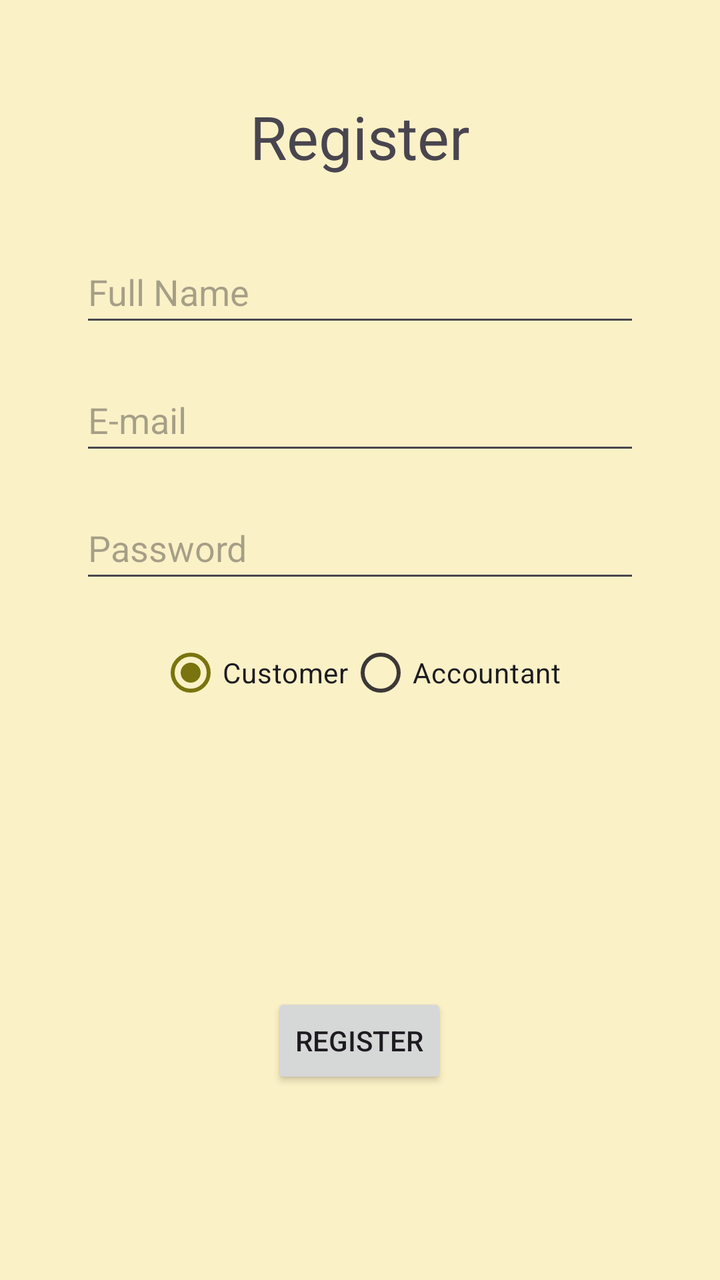
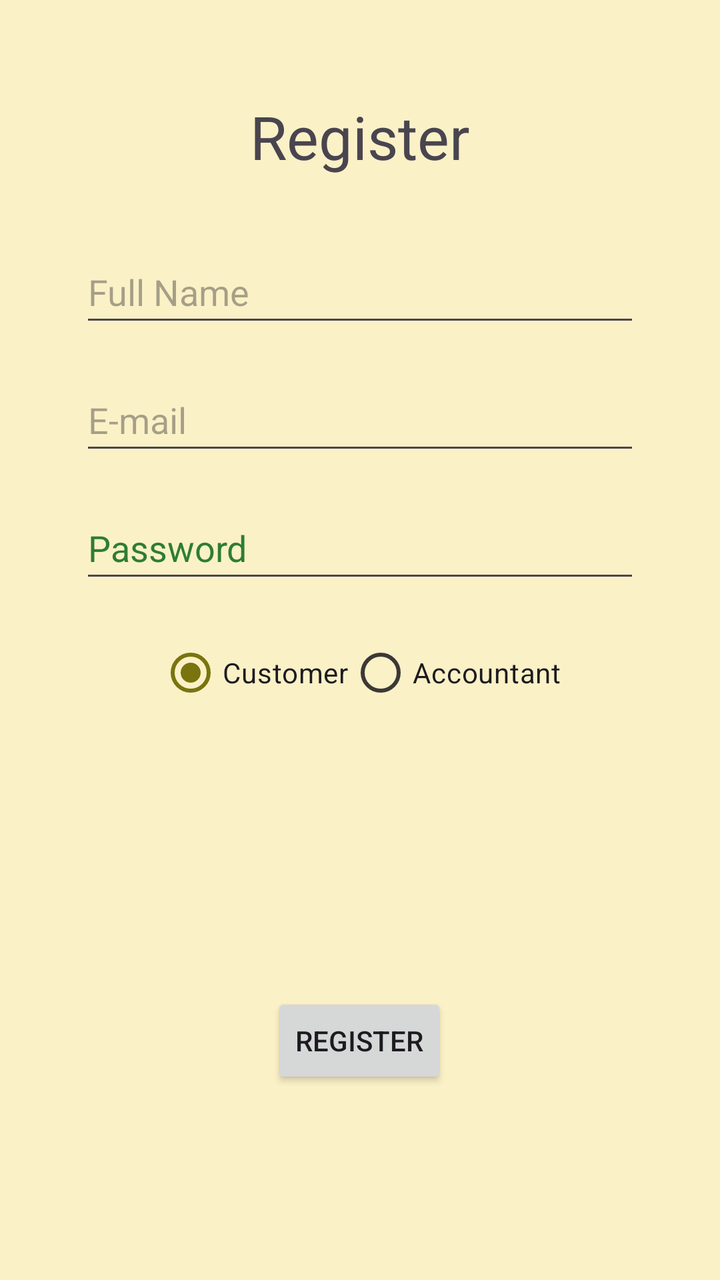

An Android layout rendered at two revisions. The XML below is the earlier revision; the diff shows what the commit changed to produce the second picture.
<!-- AndroidManifest.xml: application theme Theme.ReceiptFlow -->
<!-- res/layout/activity_register.xml -->
<?xml version="1.0" encoding="utf-8"?>
<androidx.constraintlayout.widget.ConstraintLayout xmlns:android="http://schemas.android.com/apk/res/android"
    xmlns:app="http://schemas.android.com/apk/res-auto"
    xmlns:tools="http://schemas.android.com/tools"
    android:id="@+id/main"
    android:layout_width="match_parent"
    android:layout_height="match_parent"
    android:padding="16dp"
    tools:context=".RegisterActivity">

    <com.google.android.material.textview.MaterialTextView
        android:id="@+id/register_LBL_title"
        android:layout_width="wrap_content"
        android:layout_height="wrap_content"
        android:text="@string/register"
        android:textSize="30sp"
        android:layout_marginTop="32dp"
        app:layout_constraintEnd_toEndOf="parent"
        app:layout_constraintStart_toStartOf="parent"
        app:layout_constraintTop_toTopOf="parent" />

    <androidx.appcompat.widget.AppCompatEditText
        android:id="@+id/register_ET_fullName"
        android:layout_width="@dimen/editText_width"
        android:layout_height="@dimen/editText_height"
        android:layout_marginTop="32dp"
        android:hint="@string/full_name"
        android:inputType="textPersonName"
        app:layout_constraintEnd_toEndOf="parent"
        app:layout_constraintStart_toStartOf="parent"
        app:layout_constraintTop_toBottomOf="@id/register_LBL_title" />

    <androidx.appcompat.widget.AppCompatEditText
        android:id="@+id/register_ET_email"
        android:layout_width="@dimen/editText_width"
        android:layout_height="@dimen/editText_height"
        android:layout_marginTop="16dp"
        android:hint="@string/e_mail"
        android:inputType="textEmailAddress"
        app:layout_constraintEnd_toEndOf="parent"
        app:layout_constraintStart_toStartOf="parent"
        app:layout_constraintTop_toBottomOf="@id/register_ET_fullName" />

    <androidx.appcompat.widget.AppCompatEditText
        android:id="@+id/register_ET_password"
        android:layout_width="@dimen/editText_width"
        android:layout_height="@dimen/editText_height"
        android:layout_marginTop="16dp"
        android:hint="@string/password"
        android:inputType="textPassword"
        app:layout_constraintEnd_toEndOf="parent"
        app:layout_constraintStart_toStartOf="parent"
        app:layout_constraintTop_toBottomOf="@id/register_ET_email" />

    <RadioGroup
        android:id="@+id/register_RG_Role"
        android:layout_width="wrap_content"
        android:layout_height="wrap_content"
        android:layout_marginTop="16dp"
        android:orientation="horizontal"
        app:layout_constraintEnd_toEndOf="parent"
        app:layout_constraintStart_toStartOf="parent"
        app:layout_constraintTop_toBottomOf="@id/register_ET_password">

        <RadioButton
            android:id="@+id/register_radioCustomer"
            android:layout_width="wrap_content"
            android:layout_height="wrap_content"
            android:checked="true"
            android:text="@string/customer" />

        <RadioButton
            android:id="@+id/register_radioAccountant"
            android:layout_width="wrap_content"
            android:layout_height="wrap_content"
            android:text="@string/accountant" />
    </RadioGroup>

    <androidx.appcompat.widget.AppCompatButton
        android:id="@+id/register_BTN_send"
        android:layout_width="wrap_content"
        android:layout_height="wrap_content"
        android:layout_marginTop="136dp"
        android:text="@string/register"
        app:layout_constraintEnd_toEndOf="parent"
        app:layout_constraintHorizontal_bias="0.498"
        app:layout_constraintStart_toStartOf="parent"
        app:layout_constraintTop_toBottomOf="@id/register_RG_Role" />

    <ProgressBar
        android:id="@+id/register_progressBar"
        android:layout_width="wrap_content"
        android:layout_height="wrap_content"
        android:visibility="gone"
        app:layout_constraintBottom_toBottomOf="parent"
        app:layout_constraintEnd_toEndOf="parent"
        app:layout_constraintStart_toStartOf="parent"
        app:layout_constraintTop_toTopOf="parent" />

</androidx.constraintlayout.widget.ConstraintLayout>
<!-- resources referenced by this layout -->
<resources>
  <dimen name="editText_height">48dp</dimen>
  <dimen name="editText_width">280dp</dimen>
  <string name="accountant">Accountant</string>
  <string name="customer">Customer</string>
  <string name="e_mail">E-mail</string>
  <string name="full_name">Full Name</string>
  <string name="password">Password</string>
  <string name="register">Register</string>
  <style name="Theme.ReceiptFlow" parent="Base.Theme.ReceiptFlow" />
  <style name="Base.Theme.ReceiptFlow" parent="Theme.Material3.DayNight.NoActionBar">
          <item name="colorPrimary">@color/gruvbox_light_green</item>
          <item name="colorOnPrimary">@color/gruvbox_light_bg</item>
          <item name="colorSecondary">@color/gruvbox_light_blue</item>
          <item name="colorOnSecondary">@color/gruvbox_light_bg</item>
          <item name="colorTertiary">@color/gruvbox_light_aqua</item>
          <item name="colorOnTertiary">@color/gruvbox_light_bg</item>
  
          <item name="android:windowBackground">@color/gruvbox_light_bg</item>
          <item name="colorSurface">@color/gruvbox_light_bg_soft</item>
          <item name="colorOnSurface">@color/gruvbox_light_fg</item>
          <item name="colorSurfaceVariant">@color/gruvbox_light_bg_soft</item>
          <item name="colorOnSurfaceVariant">@color/gruvbox_light_fg</item>
          <item name="colorSurfaceContainer">@color/gruvbox_light_bg_soft</item>
  
          <item name="colorError">@color/gruvbox_light_red</item>
          <item name="colorOnError">@color/gruvbox_light_bg</item>
          <item name="colorOutline">@color/gruvbox_light_gray</item>
      </style>
  <color name="gruvbox_light_green">#79740e</color>
  <color name="gruvbox_light_bg">#fbf1c7</color>
  <color name="gruvbox_light_blue">#076678</color>
  <color name="gruvbox_light_aqua">#427b58</color>
  <color name="gruvbox_light_bg_soft">#f2e5bc</color>
  <color name="gruvbox_light_fg">#3c3836</color>
  <color name="gruvbox_light_red">#9d0006</color>
  <color name="gruvbox_light_gray">#7c6f64</color>
</resources>

<!-- the commit's change to res/layout/activity_register.xml (unified diff, before → after) -->
@@ -48,6 +48,7 @@
         android:layout_marginTop="16dp"
         android:hint="@string/password"
         android:inputType="textPassword"
+        android:textColorHint="#2E7D32"
         app:layout_constraintEnd_toEndOf="parent"
         app:layout_constraintStart_toStartOf="parent"
         app:layout_constraintTop_toBottomOf="@id/register_ET_email" />
